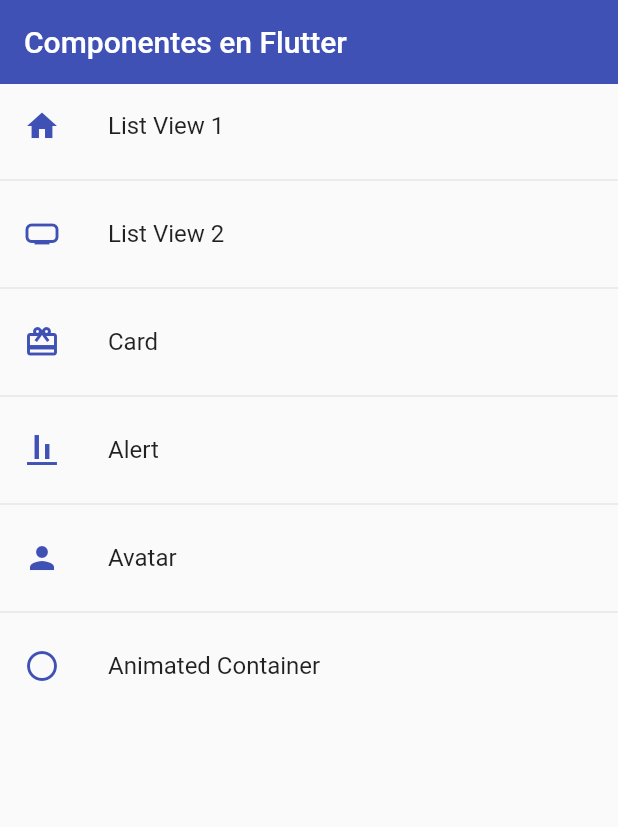
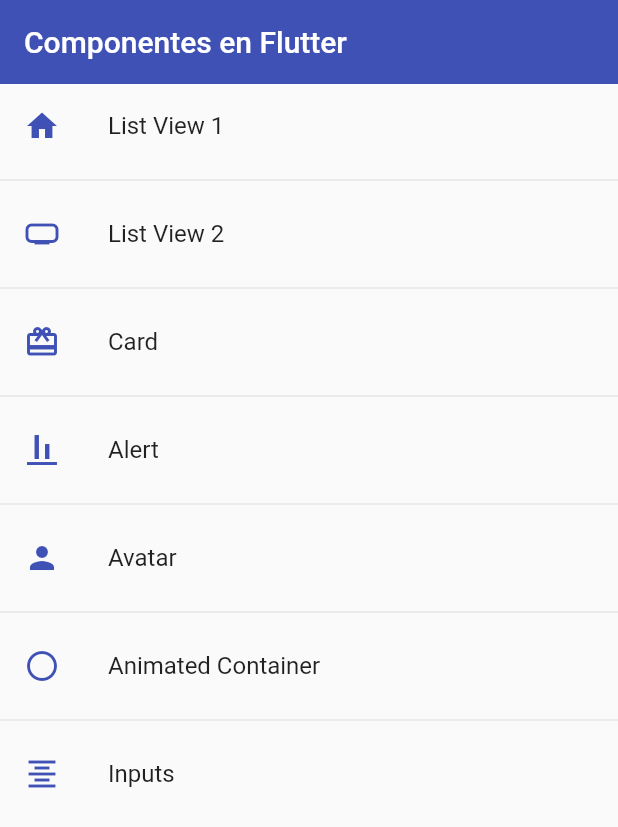
Before and after one commit to DiegoJavb/fl_componentes, a Flutter app: the screen it shows after launch, on a phone screen of 412 x 824 dp. Shown: the top 827 px of the screen. Run offline on Flutter 3.47's test engine with Material 2 defaults, Android fonts, the phone set to English and light mode, and no system bars.

Commit message:
input fields

```diff
--- a/lib/router/app_routes.dart
+++ b/lib/router/app_routes.dart
@@ -48,6 +48,12 @@ class AppRoutes {
       icon: Icons.brightness_1_outlined,
       name: 'Animated Container',
       screen: const AnimatedScreen(),
+    ),
+    MenuOption(
+      route: 'input',
+      icon: Icons.format_align_center,
+      name: 'Inputs',
+      screen: const InputScreen(),
     )
   ];
 
--- a/lib/screens/screens.dart
+++ b/lib/screens/screens.dart
@@ -1,7 +1,9 @@
+
 export 'package:fl_componentes/screens/alert_screen.dart';
 export 'package:fl_componentes/screens/animated_screen.dart';
 export 'package:fl_componentes/screens/avatar_screen.dart';
 export 'package:fl_componentes/screens/card_screen.dart';
 export 'package:fl_componentes/screens/home_screen.dart';
+export 'package:fl_componentes/screens/inputs_screen.dart';
 export 'package:fl_componentes/screens/listview1_screen.dart';
 export 'package:fl_componentes/screens/listview2_screen.dart';
--- a/lib/theme/app_theme.dart
+++ b/lib/theme/app_theme.dart
@@ -30,5 +30,26 @@ class AppTheme {
         elevation: 0,
       ),
     ),
+
+    // Inputs
+    inputDecorationTheme: const InputDecorationTheme(
+      floatingLabelStyle: TextStyle(color: primary),
+      enabledBorder: OutlineInputBorder(
+        borderSide: BorderSide(color: primary),
+        borderRadius: BorderRadius.only(
+            bottomLeft: Radius.circular(20), topRight: Radius.circular(20)),
+      ),
+      focusedBorder: OutlineInputBorder(
+        borderSide: BorderSide(color: primary),
+        borderRadius: BorderRadius.only(
+            bottomLeft: Radius.circular(20), topRight: Radius.circular(20)),
+      ),
+      border: OutlineInputBorder(
+        borderRadius: BorderRadius.only(
+            bottomLeft: Radius.circular(20), topRight: Radius.circular(20)),
+      ),
+    ),
   );
+
+  static final ThemeData darkTheme = ThemeData.dark().copyWith();
 }
--- a/lib/widgets/widgets.dart
+++ b/lib/widgets/widgets.dart
@@ -1,2 +1,3 @@
+export 'package:fl_componentes/widgets/custom_input_field.dart';
 export 'package:fl_componentes/widgets/custom_card_type_1.dart';
 export 'package:fl_componentes/widgets/custom_card_type_2.dart';
```
Also changed, not shown: lib/screens/inputs_screen.dart (added, +31 -0 lines), lib/widgets/custom_input_field.dart (added, +39 -0 lines).
